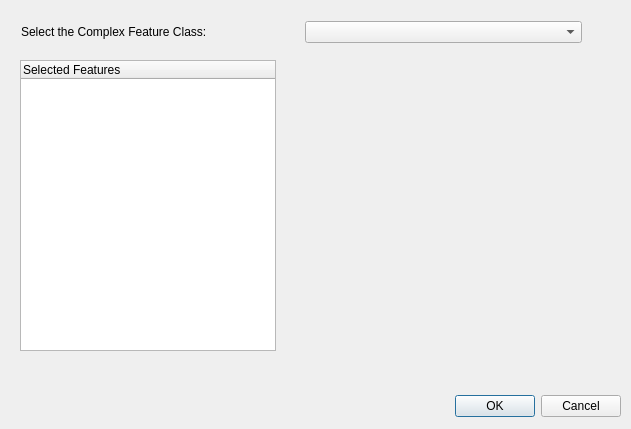
dsgoficial/DsgTools, file ComplexTools/ui_createComplex.ui: the form before one commit.
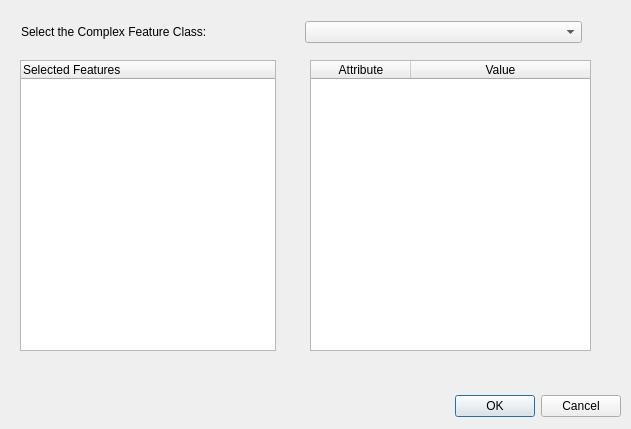
The form after the commit.

Commit message: Showing the selected features on the dialog

```diff
--- a/ComplexTools/ui_createComplex.ui
+++ b/ComplexTools/ui_createComplex.ui
@@ -47,7 +47,7 @@
     </property>
    </column>
   </widget>
-  <widget class="QWidget" name="">
+  <widget class="QWidget" name="layoutWidget">
    <property name="geometry">
     <rect>
      <x>21</x>
@@ -69,6 +69,29 @@
     </item>
    </layout>
   </widget>
+  <widget class="QTableWidget" name="tableWidget">
+   <property name="geometry">
+    <rect>
+     <x>310</x>
+     <y>60</y>
+     <width>281</width>
+     <height>291</height>
+    </rect>
+   </property>
+   <attribute name="horizontalHeaderStretchLastSection">
+    <bool>true</bool>
+   </attribute>
+   <column>
+    <property name="text">
+     <string>Attribute</string>
+    </property>
+   </column>
+   <column>
+    <property name="text">
+     <string>Value</string>
+    </property>
+   </column>
+  </widget>
  </widget>
  <resources/>
  <connections>
```
The commit also changes 4 other files.
